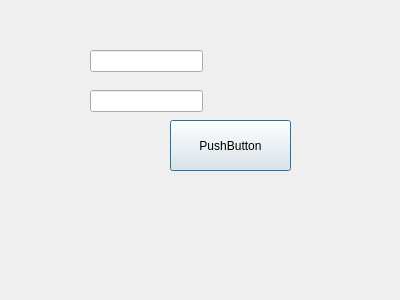
First picture: the form in MyLogin/loginui.ui, repository bank-tvt23kmo/group_x, before the edit.
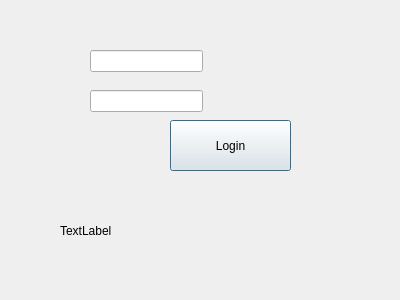
Second picture: the form after the edit.

Commit message: login dll valmis

The edit to the form file:
```diff
--- a/MyLogin/loginui.ui
+++ b/MyLogin/loginui.ui
@@ -23,7 +23,7 @@
     </rect>
    </property>
    <property name="text">
-    <string>PushButton</string>
+    <string>Login</string>
    </property>
   </widget>
   <widget class="QLineEdit" name="textUsername">
@@ -46,6 +46,19 @@
     </rect>
    </property>
   </widget>
+  <widget class="QLabel" name="labelInfo">
+   <property name="geometry">
+    <rect>
+     <x>60</x>
+     <y>210</y>
+     <width>291</width>
+     <height>41</height>
+    </rect>
+   </property>
+   <property name="text">
+    <string>TextLabel</string>
+   </property>
+  </widget>
  </widget>
  <resources/>
  <connections/>
```
The commit also changes 382 other files.
